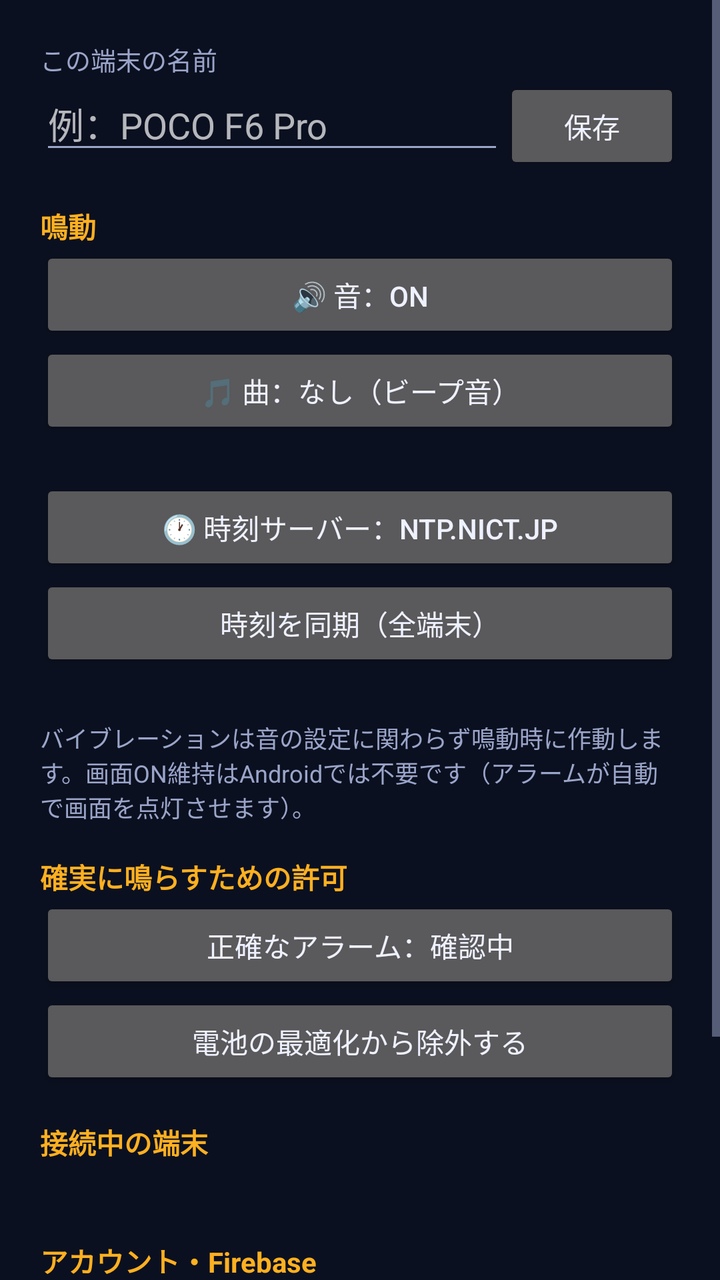
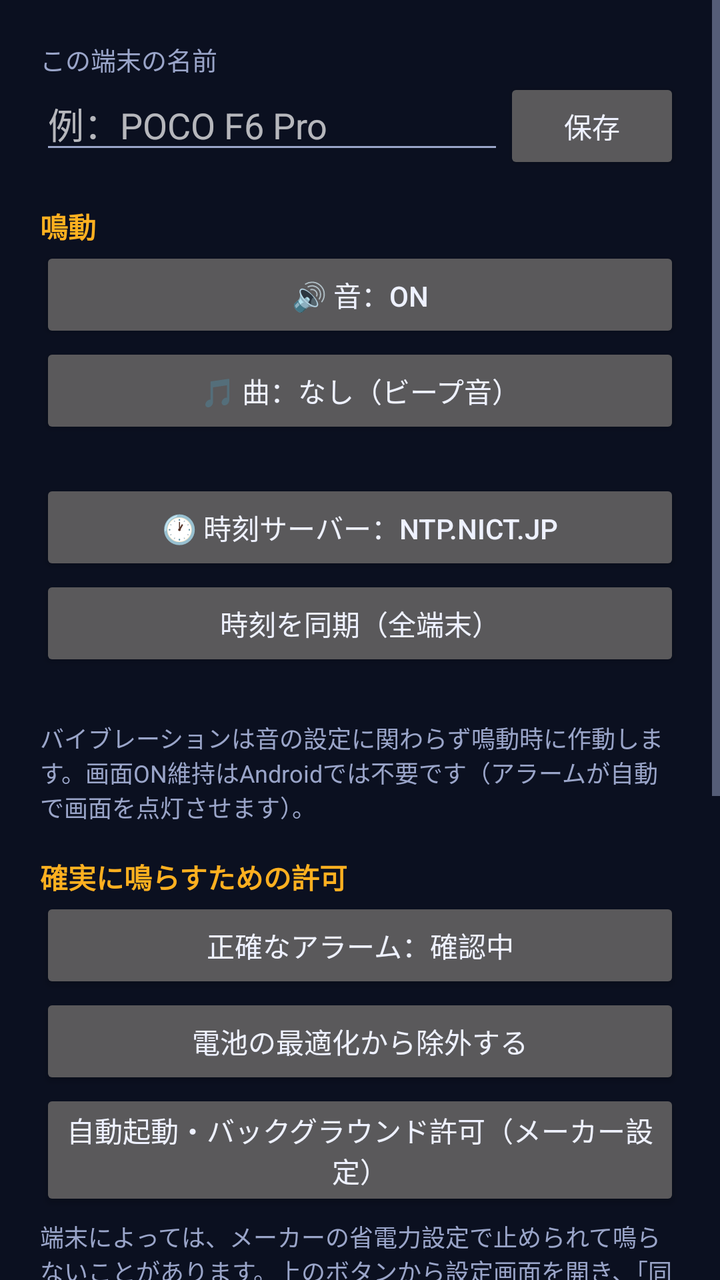

Screens rendered from an Android XML layout before and after an edit, with the pre-edit source and the edit as a unified diff.
<!-- AndroidManifest.xml: application theme Theme.SyncAlarm -->
<!-- res/layout/dialog_settings.xml -->
<?xml version="1.0" encoding="utf-8"?>
<ScrollView xmlns:android="http://schemas.android.com/apk/res/android"
    android:layout_width="match_parent"
    android:layout_height="wrap_content">

    <LinearLayout
        android:layout_width="match_parent"
        android:layout_height="wrap_content"
        android:orientation="vertical"
        android:padding="20dp">

        <TextView
            android:layout_width="match_parent"
            android:layout_height="wrap_content"
            android:text="この端末の名前"
            android:textColor="@color/muted"
            android:textSize="12.5sp" />

        <LinearLayout
            android:layout_width="match_parent"
            android:layout_height="wrap_content"
            android:orientation="horizontal">

            <EditText
                android:id="@+id/deviceNameInput"
                android:layout_width="0dp"
                android:layout_height="wrap_content"
                android:layout_weight="1"
                android:hint="例：POCO F6 Pro"
                android:inputType="text"
                android:maxLines="1" />

            <Button
                android:id="@+id/saveDeviceBtn"
                android:layout_width="wrap_content"
                android:layout_height="wrap_content"
                android:text="保存" />
        </LinearLayout>

        <TextView
            android:layout_width="match_parent"
            android:layout_height="wrap_content"
            android:layout_marginTop="16dp"
            android:text="鳴動"
            android:textColor="@color/accent"
            android:textSize="14sp"
            android:textStyle="bold" />

        <Button
            android:id="@+id/soundBtn"
            android:layout_width="match_parent"
            android:layout_height="wrap_content"
            android:text="🔊 音：ON" />

        <Button
            android:id="@+id/trackBtn"
            android:layout_width="match_parent"
            android:layout_height="wrap_content"
            android:text="🎵 曲：なし（ビープ音）" />

        <TextView
            android:id="@+id/trackHint"
            android:layout_width="match_parent"
            android:layout_height="wrap_content"
            android:layout_marginTop="4dp"
            android:textColor="@color/muted"
            android:textSize="12sp" />

        <Button
            android:id="@+id/ntpBtn"
            android:layout_width="match_parent"
            android:layout_height="wrap_content"
            android:text="🕐 時刻サーバー：ntp.nict.jp" />

        <Button
            android:id="@+id/syncTimeBtn"
            android:layout_width="match_parent"
            android:layout_height="wrap_content"
            android:text="時刻を同期（全端末）" />

        <TextView
            android:id="@+id/timeSyncStatus"
            android:layout_width="match_parent"
            android:layout_height="wrap_content"
            android:layout_marginTop="4dp"
            android:textColor="@color/muted"
            android:textSize="12sp" />

        <TextView
            android:layout_width="match_parent"
            android:layout_height="wrap_content"
            android:layout_marginTop="4dp"
            android:text="バイブレーションは音の設定に関わらず鳴動時に作動します。画面ON維持はAndroidでは不要です（アラームが自動で画面を点灯させます）。"
            android:textColor="@color/muted"
            android:textSize="12sp" />

        <TextView
            android:layout_width="match_parent"
            android:layout_height="wrap_content"
            android:layout_marginTop="16dp"
            android:text="確実に鳴らすための許可"
            android:textColor="@color/accent"
            android:textSize="14sp"
            android:textStyle="bold" />

        <Button
            android:id="@+id/exactBtn"
            android:layout_width="match_parent"
            android:layout_height="wrap_content"
            android:text="正確なアラーム：確認中" />

        <Button
            android:id="@+id/batteryBtn"
            android:layout_width="match_parent"
            android:layout_height="wrap_content"
            android:text="電池の最適化から除外する" />

        <TextView
            android:layout_width="match_parent"
            android:layout_height="wrap_content"
            android:layout_marginTop="16dp"
            android:text="接続中の端末"
            android:textColor="@color/accent"
            android:textSize="14sp"
            android:textStyle="bold" />

        <TextView
            android:id="@+id/devicesText"
            android:layout_width="match_parent"
            android:layout_height="wrap_content"
            android:layout_marginTop="4dp"
            android:textColor="@color/text"
            android:textSize="13.5sp" />

        <TextView
            android:layout_width="match_parent"
            android:layout_height="wrap_content"
            android:layout_marginTop="16dp"
            android:text="アカウント・Firebase"
            android:textColor="@color/accent"
            android:textSize="14sp"
            android:textStyle="bold" />

        <TextView
            android:id="@+id/accountText"
            android:layout_width="match_parent"
            android:layout_height="wrap_content"
            android:textColor="@color/muted"
            android:textSize="12.5sp" />

        <TextView
            android:layout_width="match_parent"
            android:layout_height="wrap_content"
            android:layout_marginTop="4dp"
            android:text="Firebase設定はアプリに組み込まれています（プロジェクト：sync-alerm）。PWA版の「貼り直し」に相当する操作はAndroid版にはありません。"
            android:textColor="@color/muted"
            android:textSize="12sp" />

        <Button
            android:id="@+id/logoutBtn"
            android:layout_width="match_parent"
            android:layout_height="wrap_content"
            android:layout_marginTop="8dp"
            android:text="ログアウト" />
    </LinearLayout>
</ScrollView>
<!-- resources referenced by this layout -->
<resources>
  <color name="accent">#FFB020</color>
  <color name="muted">#9AA5C9</color>
  <color name="text">#EEF1FF</color>
  <style name="Theme.SyncAlarm" parent="Theme.AppCompat.NoActionBar">
          <item name="colorPrimary">@color/accent</item>
          <item name="colorAccent">@color/accent</item>
          <item name="android:windowBackground">@color/bg</item>
          <item name="android:statusBarColor">@color/bg</item>
          <item name="android:textColorPrimary">@color/text</item>
          <item name="android:textColorSecondary">@color/muted</item>
      </style>
  <color name="bg">#0B1020</color>
</resources>

<!-- the commit's change to res/layout/dialog_settings.xml (unified diff, before → after) -->
@@ -115,6 +115,20 @@
             android:layout_height="wrap_content"
             android:text="電池の最適化から除外する" />
 
+        <Button
+            android:id="@+id/autostartBtn"
+            android:layout_width="match_parent"
+            android:layout_height="wrap_content"
+            android:text="自動起動・バックグラウンド許可（メーカー設定）" />
+
+        <TextView
+            android:layout_width="match_parent"
+            android:layout_height="wrap_content"
+            android:layout_marginTop="4dp"
+            android:text="端末によっては、メーカーの省電力設定で止められて鳴らないことがあります。上のボタンから設定画面を開き、「同期アラーム」について次を確認してください。&#10;・Xiaomi/HyperOS等：バッテリー使用量→「バックグラウンドアクティビティを許可」と「自動起動を許可」をON。または消費電力詳細→起動設定で「自動的に管理」をOFF、「自動起動」「バックグラウンドで実行」をON&#10;・OPPO等：電源→バッテリーセーバー→「制限なし」&#10;・Samsung等：アプリのバッテリー使用量→「バックグラウンドでの使用を許可」をON"
+            android:textColor="@color/muted"
+            android:textSize="12sp" />
+
         <TextView
             android:layout_width="match_parent"
             android:layout_height="wrap_content"
